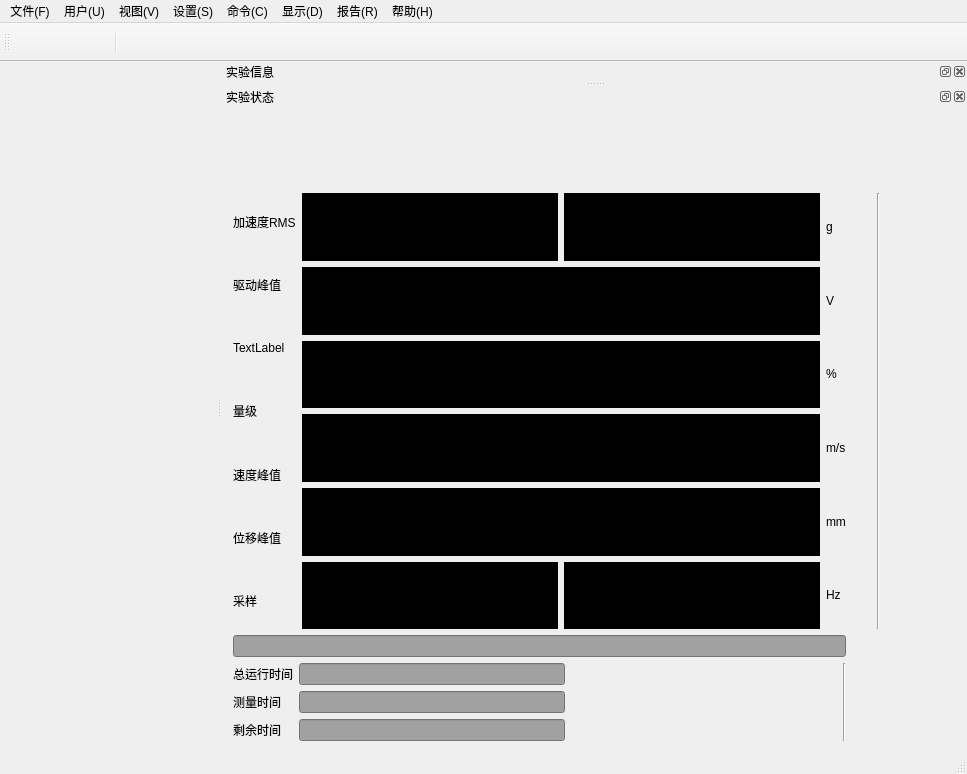
Before: the Qt Designer form mainwindow.ui in JJXiangJiaoJun/my_popwil, drawn with Qt 5.
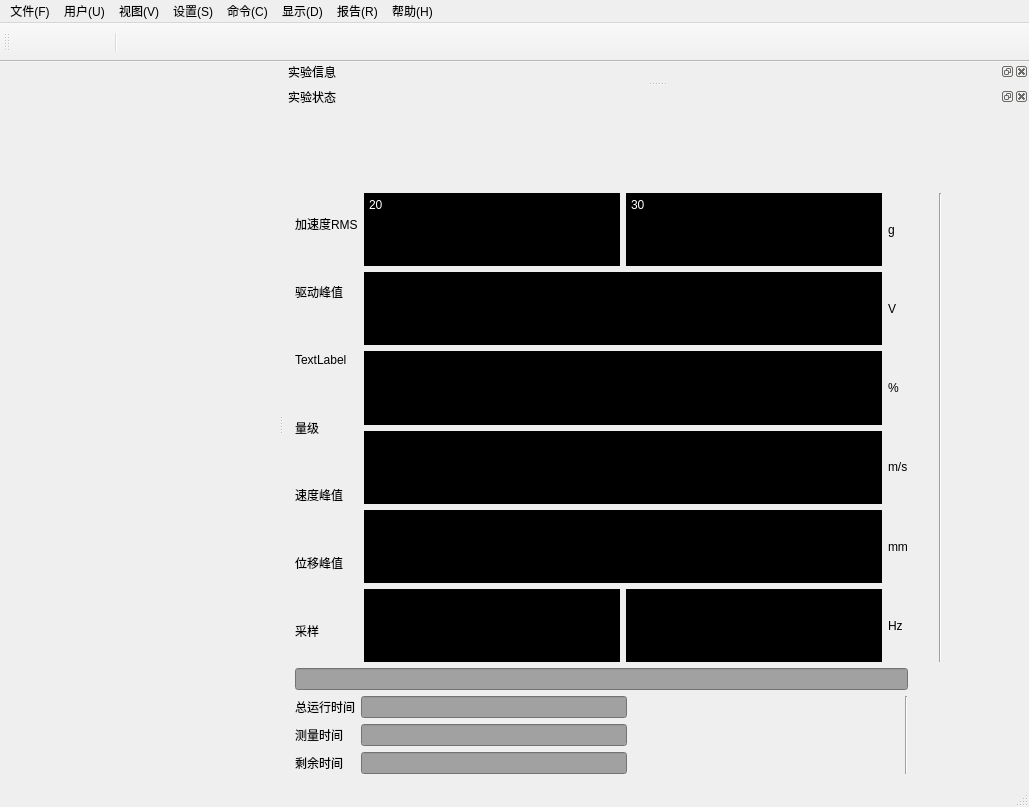
After: the same form once the commit is applied. Icons and pictures are not drawn.

The edit to the form file:
```diff
--- a/mainwindow.ui
+++ b/mainwindow.ui
@@ -6,8 +6,8 @@
    <rect>
     <x>0</x>
     <y>0</y>
-    <width>967</width>
-    <height>774</height>
+    <width>1029</width>
+    <height>807</height>
    </rect>
   </property>
   <property name="contextMenuPolicy">
@@ -34,7 +34,7 @@
     <rect>
      <x>0</x>
      <y>0</y>
-     <width>967</width>
+     <width>1029</width>
      <height>26</height>
     </rect>
    </property>
@@ -636,6 +636,14 @@
              <property name="styleSheet">
               <string notr="true">background-color: rgb(0, 0, 0);</string>
              </property>
+             <property name="html">
+              <string>&lt;!DOCTYPE HTML PUBLIC &quot;-//W3C//DTD HTML 4.0//EN&quot; &quot;http://www.w3.org/TR/REC-html40/strict.dtd&quot;&gt;
+&lt;html&gt;&lt;head&gt;&lt;meta name=&quot;qrichtext&quot; content=&quot;1&quot; /&gt;&lt;style type=&quot;text/css&quot;&gt;
+p, li { white-space: pre-wrap; }
+&lt;/style&gt;&lt;/head&gt;&lt;body style=&quot; font-family:'SimSun'; font-size:9.07563pt; font-weight:400; font-style:normal;&quot;&gt;
+&lt;p style=&quot; margin-top:0px; margin-bottom:0px; margin-left:0px; margin-right:0px; -qt-block-indent:0; text-indent:0px;&quot;&gt;&lt;span style=&quot; font-size:9.07563pt; color:#ffffff;&quot;&gt;20&lt;/span&gt;&lt;/p&gt;
+&lt;p style=&quot;-qt-paragraph-type:empty; margin-top:0px; margin-bottom:0px; margin-left:0px; margin-right:0px; -qt-block-indent:0; text-indent:0px; font-size:9.07563pt; color:#ffffff;&quot;&gt;&lt;br /&gt;&lt;/p&gt;&lt;/body&gt;&lt;/html&gt;</string>
+             </property>
             </widget>
            </item>
            <item>
@@ -643,6 +651,13 @@
              <property name="styleSheet">
               <string notr="true">background-color: rgb(0, 0, 0);</string>
              </property>
+             <property name="html">
+              <string>&lt;!DOCTYPE HTML PUBLIC &quot;-//W3C//DTD HTML 4.0//EN&quot; &quot;http://www.w3.org/TR/REC-html40/strict.dtd&quot;&gt;
+&lt;html&gt;&lt;head&gt;&lt;meta name=&quot;qrichtext&quot; content=&quot;1&quot; /&gt;&lt;style type=&quot;text/css&quot;&gt;
+p, li { white-space: pre-wrap; }
+&lt;/style&gt;&lt;/head&gt;&lt;body style=&quot; font-family:'SimSun'; font-size:9.07563pt; font-weight:400; font-style:normal;&quot;&gt;
+&lt;p style=&quot; margin-top:0px; margin-bottom:0px; margin-left:0px; margin-right:0px; -qt-block-indent:0; text-indent:0px;&quot;&gt;&lt;span style=&quot; font-size:9.07563pt; color:#ffffff;&quot;&gt;30&lt;/span&gt;&lt;/p&gt;&lt;/body&gt;&lt;/html&gt;</string>
+             </property>
             </widget>
            </item>
           </layout>
```
